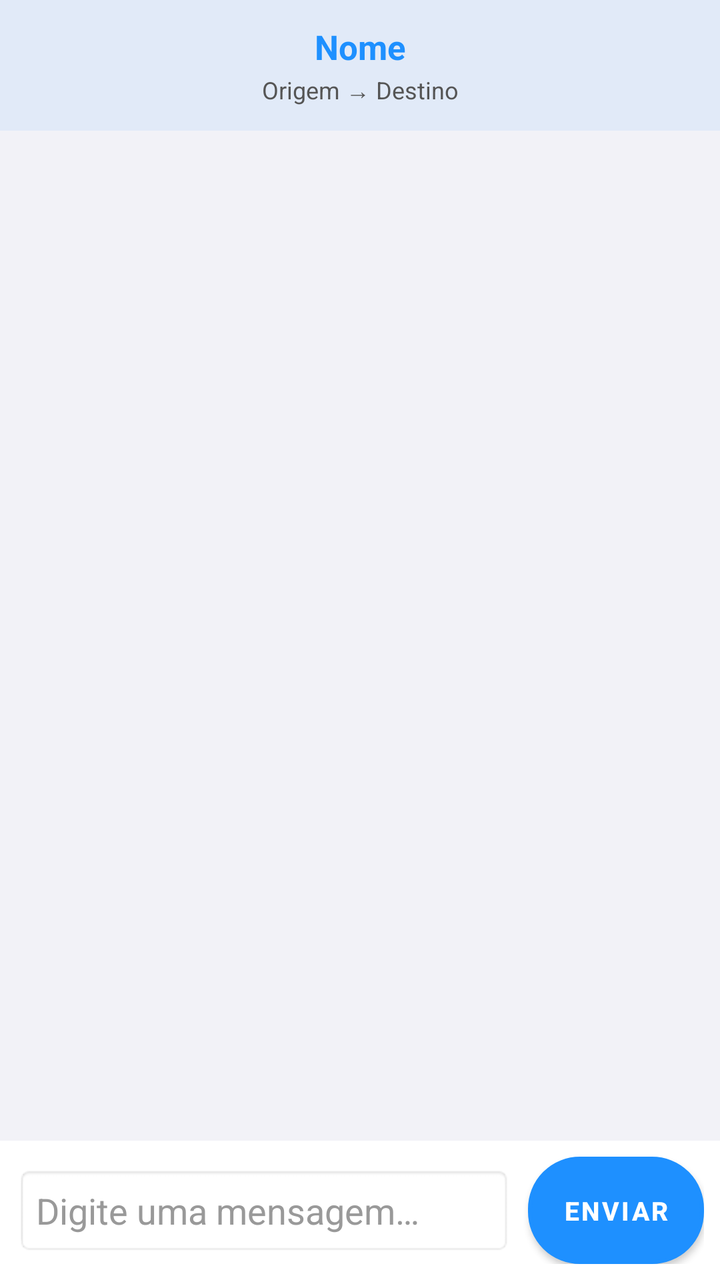
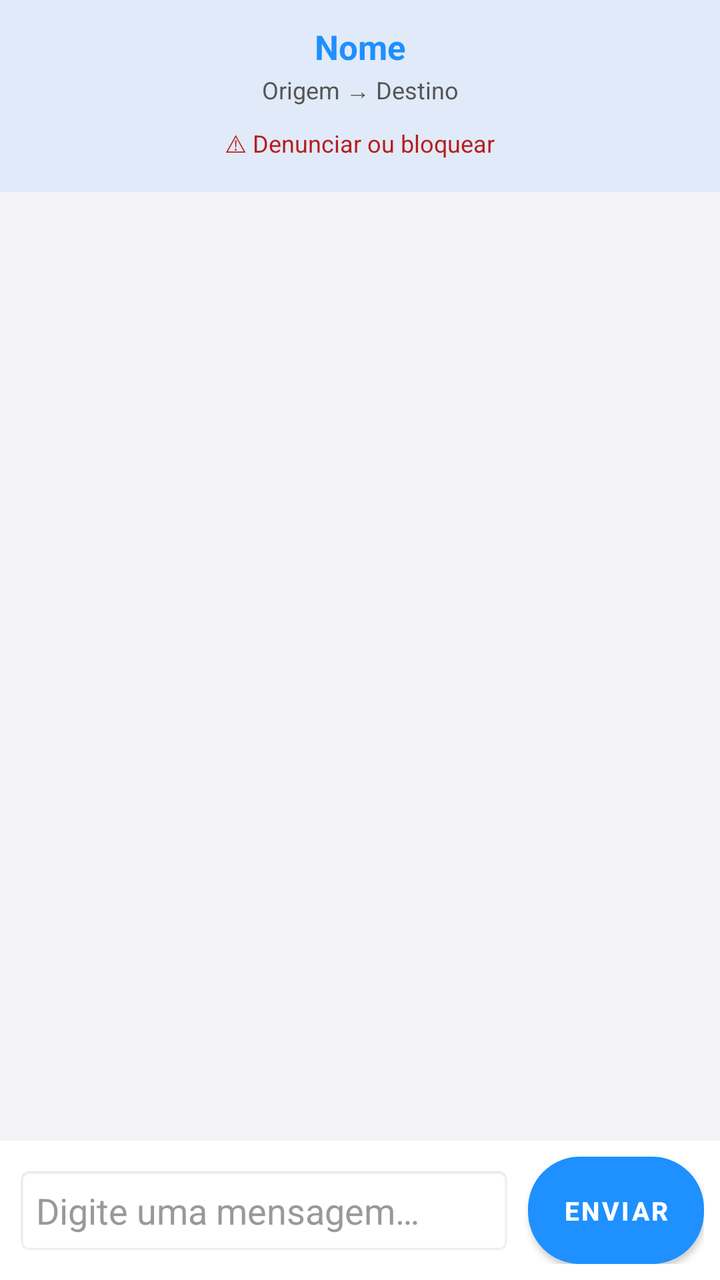

Screens rendered from an Android XML layout before and after an edit, with the pre-edit source and the edit as a unified diff.
<!-- AndroidManifest.xml: application theme Theme.Caronas -->
<!-- res/layout/activity_chat_carona.xml -->
<?xml version="1.0" encoding="utf-8"?>
<LinearLayout xmlns:android="http://schemas.android.com/apk/res/android"
    android:id="@+id/rootChatCarona"
    android:layout_width="match_parent"
    android:layout_height="match_parent"
    android:orientation="vertical"
    android:background="@color/fundo_cinza_claro">

    <LinearLayout
        android:layout_width="match_parent"
        android:layout_height="wrap_content"
        android:orientation="vertical"
        android:background="#141E90FF"
        android:padding="12dp"
        android:paddingTop="36dp">

        <TextView
            android:id="@+id/tvNomeOutroChat"
            android:layout_width="match_parent"
            android:layout_height="wrap_content"
            android:textColor="#1E90FF"
            android:textSize="17sp"
            android:textStyle="bold"
            android:gravity="center"
            android:text="Nome" />

        <TextView
            android:id="@+id/tvRotaChat"
            android:layout_width="match_parent"
            android:layout_height="wrap_content"
            android:textColor="#555555"
            android:textSize="12sp"
            android:gravity="center"
            android:layout_marginTop="2dp"
            android:text="Origem → Destino" />

    </LinearLayout>

    <androidx.recyclerview.widget.RecyclerView
        android:id="@+id/rvMensagensChat"
        android:layout_width="match_parent"
        android:layout_height="0dp"
        android:layout_weight="1"
        android:clipToPadding="false"
        android:paddingStart="10dp"
        android:paddingEnd="10dp"
        android:paddingTop="6dp"
        android:paddingBottom="6dp" />

    
    <TextView
        android:id="@+id/tvAvisoChatFechado"
        android:layout_width="match_parent"
        android:layout_height="wrap_content"
        android:background="#FFFFFF"
        android:padding="14dp"
        android:gravity="center"
        android:textColor="#B71C1C"
        android:textSize="13sp"
        android:textStyle="bold"
        android:visibility="gone" />

    <LinearLayout
        android:id="@+id/layoutEntradaMensagemChat"
        android:layout_width="match_parent"
        android:layout_height="wrap_content"
        android:orientation="horizontal"
        android:gravity="center_vertical"
        android:background="#FFFFFF"
        android:padding="8dp">

        <EditText
            android:id="@+id/etMensagemChat"
            android:layout_width="0dp"
            android:layout_height="wrap_content"
            android:layout_weight="1"
            android:hint="@string/chat_carona_hint_mensagem"
            android:textColor="#000000"
            android:textColorHint="#999999"
            android:inputType="textCapSentences|textMultiLine"
            android:maxLines="4"
            android:background="@android:drawable/editbox_background"
            android:padding="10dp" />

        <Button
            android:id="@+id/btnEnviarChat"
            android:layout_width="wrap_content"
            android:layout_height="wrap_content"
            android:layout_marginStart="8dp"
            android:text="@string/chat_carona_botao_enviar"
            android:textColor="#FFFFFF"
            android:textStyle="bold"
            android:textSize="13sp"
            android:paddingStart="16dp"
            android:paddingEnd="16dp"
            android:paddingTop="12dp"
            android:paddingBottom="12dp"
            android:background="@drawable/botao_azul_neon" />

    </LinearLayout>

</LinearLayout>
<!-- resources referenced by this layout -->
<resources>
  <color name="fundo_cinza_claro">#F2F2F7</color>
  <!-- drawable botao_azul_neon (drawable) -->
  <?xml version="1.0" encoding="utf-8"?>
  <shape xmlns:android="http://schemas.android.com/apk/res/android">
      <solid android:color="#1E90FF" />
      <corners android:radius="25dp" />
      <stroke android:width="2dp" android:color="#66C7FF" />
      <padding android:left="16dp" android:right="16dp" android:top="12dp" android:bottom="12dp" />
  </shape>
  <string name="chat_carona_botao_enviar">Enviar</string>
  <string name="chat_carona_hint_mensagem">Digite uma mensagem…</string>
  <style name="Theme.Caronas" parent="Theme.MaterialComponents.DayNight.NoActionBar">
          <item name="colorPrimary">@color/azul_neon</item>
          <item name="colorPrimaryVariant">@color/azul_neon_escuro</item>
          <item name="colorOnPrimary">@color/white</item>
          <item name="colorSecondary">@color/azul_neon</item>
          <item name="colorSecondaryVariant">@color/azul_neon_escuro</item>
          <item name="colorOnSecondary">@color/white</item>
          <item name="android:statusBarColor">@color/fundo_escuro</item>
          <item name="android:windowBackground">@color/fundo_escuro</item>
      </style>
  <color name="azul_neon">#1E90FF</color>
  <color name="azul_neon_escuro">#0D47A1</color>
  <color name="white">#FFFFFFFF</color>
  <color name="fundo_escuro">#0A0E1A</color>
</resources>

<!-- the commit's change to res/layout/activity_chat_carona.xml (unified diff, before → after) -->
@@ -33,6 +33,24 @@
             android:gravity="center"
             android:layout_marginTop="2dp"
             android:text="Origem → Destino" />
+
+        
+        <TextView
+            android:id="@+id/tvSegurancaChat"
+            android:layout_width="wrap_content"
+            android:layout_height="wrap_content"
+            android:layout_gravity="center_horizontal"
+            android:layout_marginTop="6dp"
+            android:paddingStart="10dp"
+            android:paddingEnd="10dp"
+            android:paddingTop="4dp"
+            android:paddingBottom="4dp"
+            android:text="@string/seguranca_botao"
+            android:textColor="#B71C1C"
+            android:textSize="12sp"
+            android:clickable="true"
+            android:focusable="true"
+            android:background="?attr/selectableItemBackground" />
 
     </LinearLayout>
 
<!-- resource entries referenced after the edit -->
@@ -11,6 +11,7 @@
   </shape>
   <string name="chat_carona_botao_enviar">Enviar</string>
   <string name="chat_carona_hint_mensagem">Digite uma mensagem…</string>
+  <string name="seguranca_botao">⚠ Denunciar ou bloquear</string>
   <style name="Theme.Caronas" parent="Theme.MaterialComponents.DayNight.NoActionBar">
           <item name="colorPrimary">@color/azul_neon</item>
           <item name="colorPrimaryVariant">@color/azul_neon_escuro</item>
